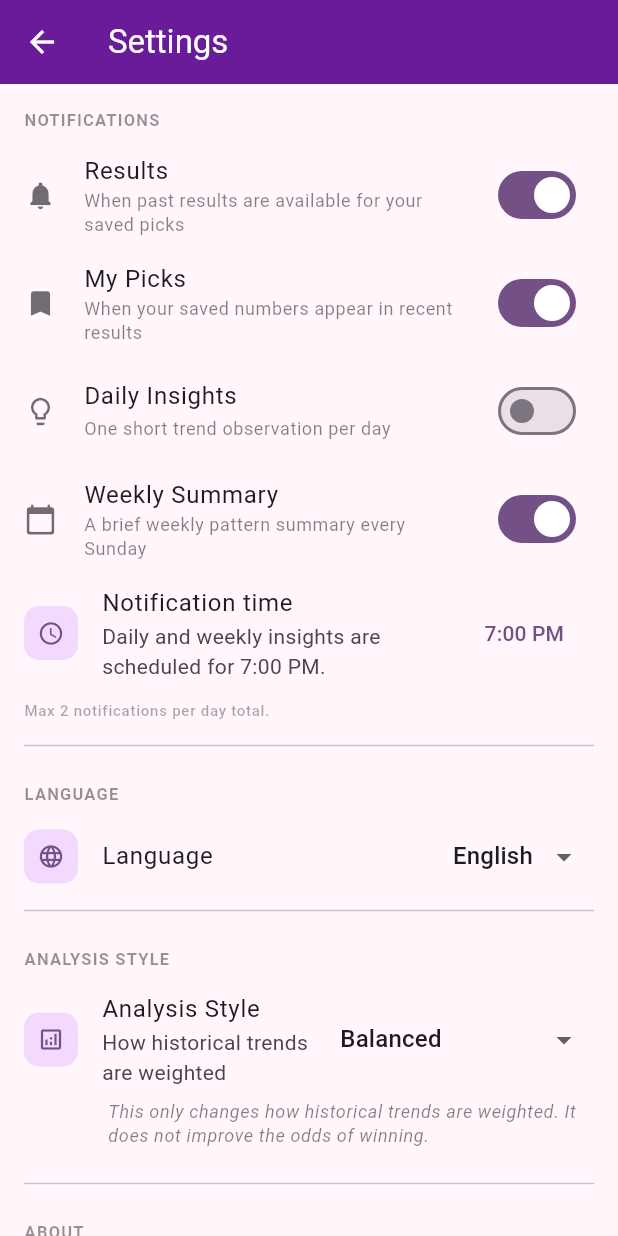
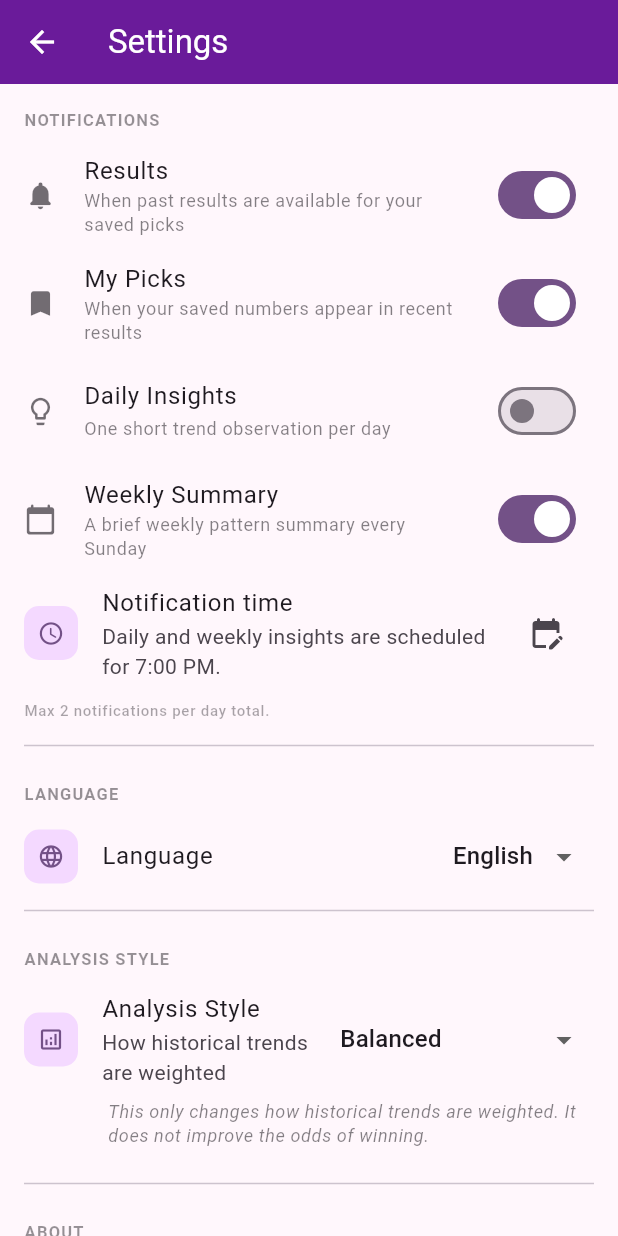
Before and after one commit to tonybjzhao/lottrun_flutter, a Flutter app: the screen it shows after launch, after a tap on the "settings" icon, on a phone screen of 412 x 824 dp. Run offline on Flutter 3.47's test engine with Material 3 defaults, Android fonts, the phone set to English and light mode, and no system bars; our stand-ins replace csv, firebase_analytics, firebase_core, flutter_local_notifications, flutter_timezone, google_mobile_ads and 3 more; missing offline and left inert: workmanager; accounts and stored records are empty; network calls fail; statements that could not run were skipped.

Commit message:
fix: make notification time editable from settings row

```diff
--- a/lib/screens/settings_screen.dart
+++ b/lib/screens/settings_screen.dart
@@ -140,6 +140,7 @@ class _SettingsScreenState extends State<SettingsScreen> {
                   theme: theme,
                 ),
                 ListTile(
+                  onTap: _pickNotificationTime,
                   leading: _LeadingIcon(
                     color: theme.colorScheme.primaryContainer,
                     icon: Icons.schedule_rounded,
@@ -151,9 +152,10 @@ class _SettingsScreenState extends State<SettingsScreen> {
                       _notifScheduleTime.format(context),
                     ),
                   ),
-                  trailing: TextButton(
+                  trailing: IconButton(
                     onPressed: _pickNotificationTime,
-                    child: Text(_notifScheduleTime.format(context)),
+                    tooltip: l10n.settingsNotificationTime,
+                    icon: const Icon(Icons.edit_calendar_rounded),
                   ),
                 ),
                 Padding(
```
